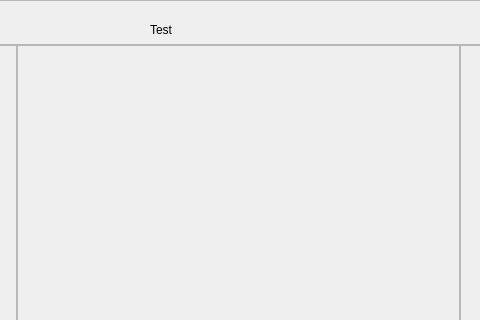
The window that Src/View/repositywidget.ui (YuyangHou1230/QGitKraken) describes before a commit, drawn with Qt 5; both pictures show x 183 to 663 and y 0 to 320 of the 1043 by 628 pixel window.
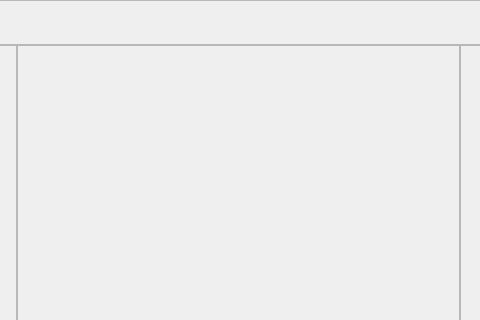
The same window after the commit. Custom widgets are drawn as their Qt base class.

Patch:
```diff
--- a/Src/View/repositywidget.ui
+++ b/Src/View/repositywidget.ui
@@ -91,23 +91,18 @@
      <property name="frameShadow">
       <enum>QFrame::Raised</enum>
      </property>
-     <widget class="QLabel" name="label">
-      <property name="geometry">
-       <rect>
-        <x>333</x>
-        <y>20</y>
-        <width>181</width>
-        <height>20</height>
-       </rect>
-      </property>
-      <property name="text">
-       <string>Test</string>
-      </property>
-     </widget>
     </widget>
    </item>
   </layout>
  </widget>
+ <customwidgets>
+  <customwidget>
+   <class>CommandWidget</class>
+   <extends>QFrame</extends>
+   <header location="global">View/commandwidget.h</header>
+   <container>1</container>
+  </customwidget>
+ </customwidgets>
  <resources/>
  <connections/>
 </ui>
```
Left out of the diff: 2 changed lines with no effect on the pictures.
